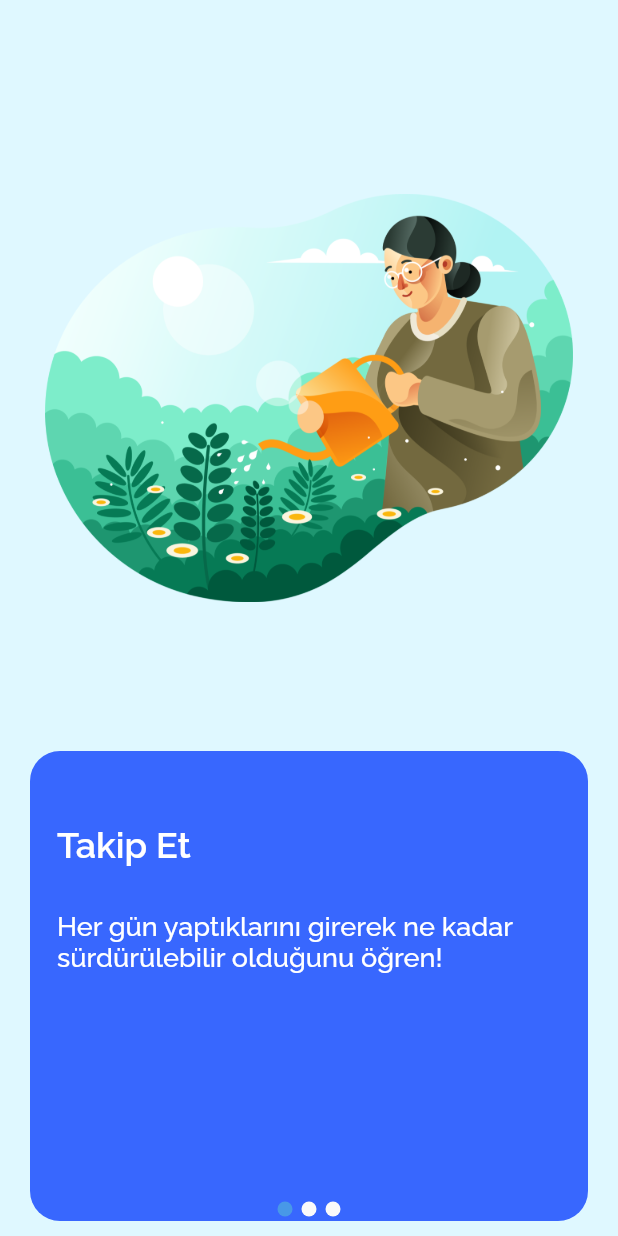
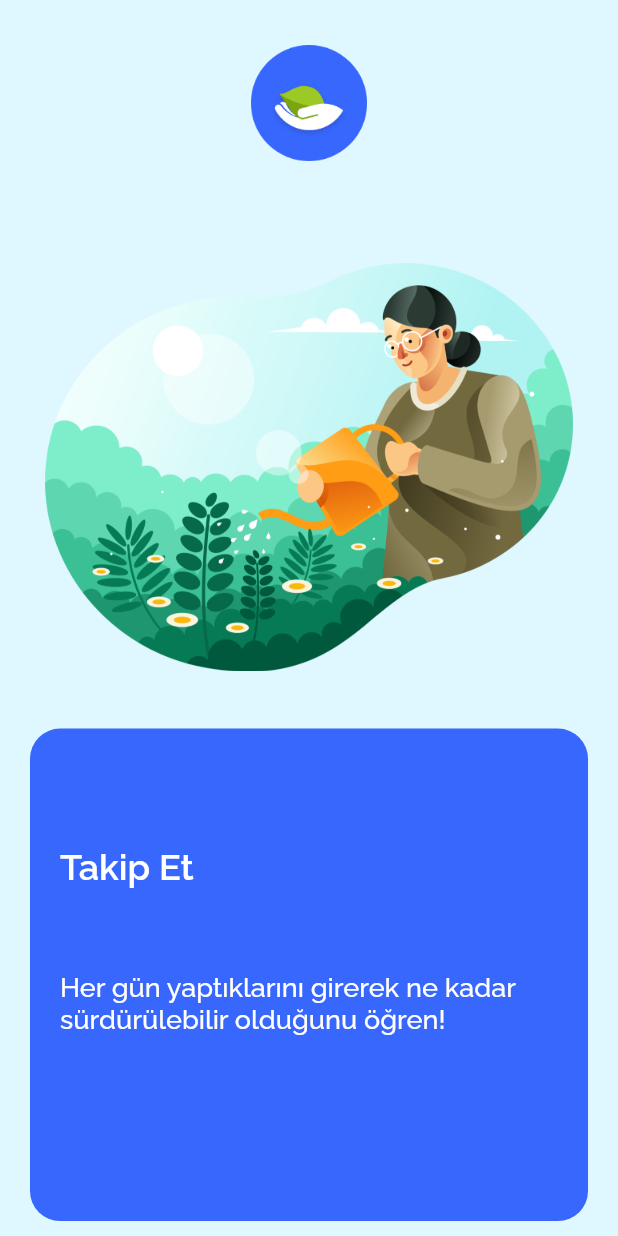
Before and after one commit to enesbiyyik/sustainable-tracker, a Flutter app: the screen it shows after launch, on a phone screen of 412 x 824 dp. Run offline on Flutter 3.47's test engine with Material 2 defaults, Android fonts, the phone set to English and light mode, and no system bars; our stand-ins replace cloud_firestore, firebase_auth, flutter_swiper, google_fonts; accounts and stored records are empty.

```diff
--- a/lib/main.dart
+++ b/lib/main.dart
@@ -1,7 +1,12 @@
 import 'package:flutter/material.dart';
 import 'package:google_fonts/google_fonts.dart';
+import 'package:provider/provider.dart';
 import 'package:sustainable_tracker/pages/homePage.dart';
-import 'package:sustainable_tracker/pages/signUp.dart';
+import 'package:sustainable_tracker/pages/onBoarding.dart';
+import 'package:sustainable_tracker/screens/wrapper.dart';
+import 'package:sustainable_tracker/services/auth.dart';
+
+import 'model/user.dart';
 
 void main() {
   runApp(MyApp());
@@ -10,7 +15,9 @@ void main() {
 class MyApp extends StatelessWidget {
   @override
   Widget build(BuildContext context) {
-    return MaterialApp(
+    return StreamProvider<User>.value(
+      value: AuthService().user,
+      child: MaterialApp(
         title: 'Sürdür',
         theme: ThemeData(
           primaryColor: Color(0xff4898e7),
@@ -18,7 +25,8 @@ class MyApp extends StatelessWidget {
           fontFamily: GoogleFonts.raleway().fontFamily,
         ),
         debugShowCheckedModeBanner: false,
-      home: OnBoarding(),
+        home: Wrapper(),
+      ),
     );
   }
 }
--- /dev/null
+++ b/lib/model/user.dart
@@ -0,0 +1,4 @@
+class User {
+  final String uid;
+  User({ this.uid });
+}
--- /dev/null
+++ b/lib/pages/onBoarding.dart
@@ -0,0 +1,114 @@
+import 'package:flutter/cupertino.dart';
+import 'package:flutter/material.dart';
+import 'package:flutter_swiper/flutter_swiper.dart';
+import 'package:sustainable_tracker/pages/signUp.dart';
+
+class OnBoarding extends StatefulWidget {
+  @override
+  _OnBoardingState createState() => _OnBoardingState();
+}
+
+class _OnBoardingState extends State<OnBoarding> {
+  List headers = ["Takip Et", "Sürdür", "Arttır"];
+  List descriptions = [
+    "Her gün yaptıklarını girerek ne kadar sürdürülebilir olduğunu öğren!",
+    "Hayatını sürdürülebilir kılmak için yapman gerekenleri uygulama içinden öğren!",
+    "Sürdürülebilir bir yaşam için kullanacağın ürünleri değiştir. Sürdürülebilirlik açığını kapatmak için doğru ürünlere ulaş!"
+  ];
+  PageController controller = PageController(
+    initialPage: 0,
+  );
+  @override
+  Widget build(BuildContext context) {
+    return Scaffold(
+      backgroundColor: Color(0xffdff8ff),
+      body: PageView.builder(
+        controller: controller,
+        pageSnapping: true,
+        itemCount: 3,
+        itemBuilder: (context, index) {
+          return new Column(
+            children: [
+              Expanded(
+                flex: 3,
+                child: Container(
+                  margin: EdgeInsets.only(top: 30),
+                  decoration: BoxDecoration(
+                      image: DecorationImage(
+                          image: AssetImage("assets/logo.png"),
+                          fit: BoxFit.contain)),
+                ),
+              ),
+              Expanded(
+                flex: 10,
+                child: Container(
+                  margin: EdgeInsets.fromLTRB(30, 50, 30, 0),
+                  decoration: BoxDecoration(
+                    image: DecorationImage(
+                      image: AssetImage("assets/${(index + 1)}.png"),
+                    ),
+                  ),
+                ),
+              ),
+              Expanded(
+                flex: 10,
+                child: Container(
+                  width: MediaQuery.of(context).size.width,
+                  margin: EdgeInsets.fromLTRB(20, 20, 20, 10),
+                  padding: EdgeInsets.fromLTRB(20, 20, 20, 20),
+                  decoration: BoxDecoration(
+                    color: Color(0xff3867fe),
+                    borderRadius: BorderRadius.circular(20),
+                  ),
+                  child: Column(
+                    mainAxisAlignment: MainAxisAlignment.spaceBetween,
+                    crossAxisAlignment: CrossAxisAlignment.start,
+                    children: [
+                      SizedBox(
+                        height: 40,
+                      ),
+                      Text(
+                        headers[index],
+                        style: TextStyle(
+                            color: Colors.white,
+                            fontWeight: FontWeight.w600,
+                            fontSize:
+                                MediaQuery.of(context).textScaleFactor * 24),
+                      ),
+                      SizedBox(
+                        height: 20,
+                      ),
+                      Text(
+                        descriptions[index],
+                        style: TextStyle(
+                            color: Colors.white,
+                            fontWeight: FontWeight.w500,
+                            fontSize: MediaQuery.of(context).textScaleFactor * 18),
+                      ),
+                      SizedBox(
+                        height: 20,
+                      ),
+                      FlatButton(
+                        onPressed: () {
+                          if (index == 2) {
+                            Navigator.pushReplacement(context, new MaterialPageRoute(builder: (context) => SignUp()));
+                          } else {
+                            setState(() {
+                              controller.animateToPage(index + 1, duration: Duration(milliseconds: 500), curve: Curves.easeIn);
+                            });
+                          }
+                        },
+                        child: null,
+                      ),
+                    ],
+                  ),
+                ),
+              ),
+            ],
+          );
+        },
+      ),
+    );
+  }
+}
+//3867fe
--- /dev/null
+++ b/lib/screens/wrapper.dart
@@ -0,0 +1,19 @@
+import 'package:flutter/material.dart';
+import 'package:provider/provider.dart';
+import 'package:sustainable_tracker/model/user.dart';
+import 'package:sustainable_tracker/pages/homePage.dart';
+import 'package:sustainable_tracker/pages/onBoarding.dart';
+
+class Wrapper extends StatelessWidget {
+  @override
+  Widget build(BuildContext context) {
+    final user = Provider.of<User>(context);
+    print(user);
+
+    if (user == null) {
+      return OnBoarding();
+    } else {
+      return HomePage();
+    }
+  }
+}
--- a/pubspec.yaml
+++ b/pubspec.yaml
@@ -57,6 +57,8 @@ flutter:
     - assets/1.png
     - assets/2.png
     - assets/3.png
+    - assets/logo.png
+    - assets/onboard_logo.png
   #   - images/a_dot_ham.jpeg
 
   # An image asset can refer to one or more resolution-specific "variants", see
```
Also changed, not shown: lib/pages/signUp.dart (+89 -29 lines), lib/services/auth.dart (added, +54 -0 lines), assets/logo.png (added). Lines whose indentation alone changed are shown as unchanged.
